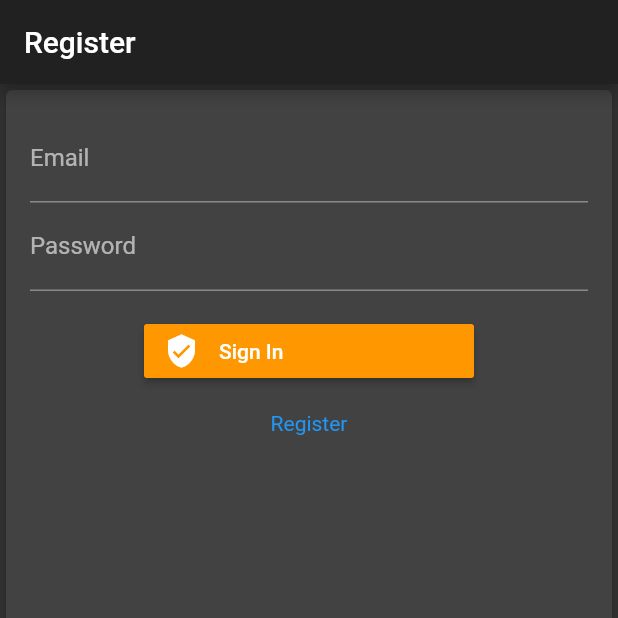
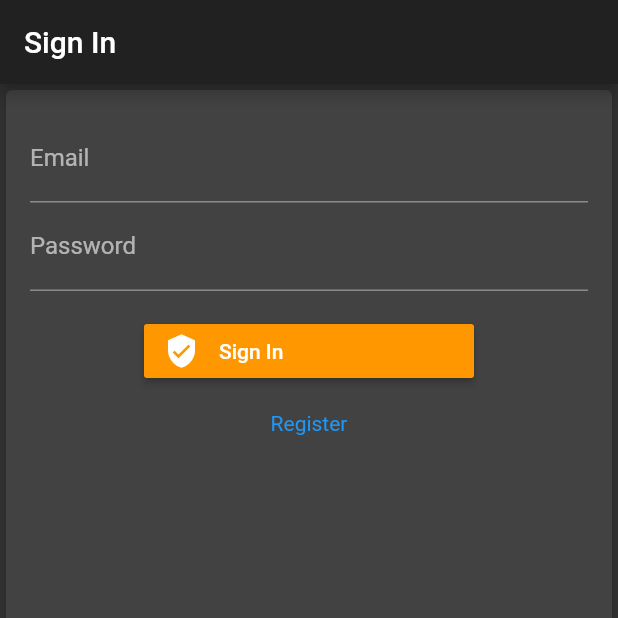
Before and after one commit to bigpanther/shipanther, a Flutter app: the screen it shows after launch, on a phone screen of 412 x 824 dp, the top half of it. Run offline on Flutter 3.47's test engine with Material 2 defaults, Android fonts, the light colour scheme and no system bars; our stand-ins replace dio, firebase_auth, firebase_core, flutter_signin_button, rxdart, shared_preferences; missing offline and left inert: key_value_store, key_value_store_flutter, openapi_dart_common, openapi_generator_annotations, smart_select; accounts and stored records are empty.

Commit message:
update screen title

```diff
--- a/lib/screens/signin_or_register_page.dart
+++ b/lib/screens/signin_or_register_page.dart
@@ -23,8 +23,11 @@ enum AuthTypeSelector {
 
 class SignInOrRegistrationPage extends StatefulWidget {
   final AuthTypeSelector authTypeSelector;
-  SignInOrRegistrationPage(this.authTypeSelector);
-  final String title = 'Register';
+  SignInOrRegistrationPage(this.authTypeSelector)
+      : this.title = (authTypeSelector == AuthTypeSelector.register)
+            ? 'Register'
+            : 'Sign In';
+  final String title;
 
   @override
   State<StatefulWidget> createState() => _SignInOrRegistrationPageState();
```
